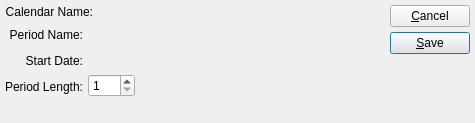
WooodHead/xtuple, file xtuple/trunk/guiclient/absoluteCalendarItem.ui: the form before one commit.
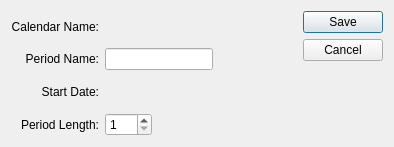
The form after the commit. Custom widgets are drawn as their Qt base class.

Commit message: Implement button box to conform with local style guidelines.

```diff
--- a/xtuple/trunk/guiclient/absoluteCalendarItem.ui
+++ b/xtuple/trunk/guiclient/absoluteCalendarItem.ui
@@ -9,300 +9,161 @@
 to be bound by its terms.</comment>
  <exportmacro></exportmacro>
  <class>absoluteCalendarItem</class>
- <widget class="QDialog" name="absoluteCalendarItem" >
-  <property name="geometry" >
+ <widget class="QDialog" name="absoluteCalendarItem">
+  <property name="geometry">
    <rect>
     <x>0</x>
     <y>0</y>
-    <width>475</width>
-    <height>123</height>
+    <width>394</width>
+    <height>147</height>
    </rect>
   </property>
   <property name="windowTitle" >
    <string>Absolute Calendar Item</string>
   </property>
-  <layout class="QHBoxLayout" >
-   <property name="margin" >
-    <number>5</number>
-   </property>
-   <property name="spacing" >
-    <number>7</number>
-   </property>
-   <item>
-    <layout class="QVBoxLayout" >
-     <property name="margin" >
-      <number>0</number>
+  <layout class="QGridLayout" name="gridLayout">
+   <item row="0" column="0">
+    <widget class="QLabel" name="_calendarNameLit">
+     <property name="text">
+      <string>Calendar Name:</string>
      </property>
-     <property name="spacing" >
+     <property name="alignment">
+      <set>Qt::AlignRight|Qt::AlignTrailing|Qt::AlignVCenter</set>
+     </property>
+    </widget>
+   </item>
+   <item row="0" column="1">
+    <widget class="QLabel" name="_calendarName">
+     <property name="sizePolicy">
+      <sizepolicy hsizetype="Expanding" vsizetype="Preferred">
+       <horstretch>0</horstretch>
+       <verstretch>0</verstretch>
+      </sizepolicy>
+     </property>
+     <property name="text">
+      <string/>
+     </property>
+     <property name="alignment">
+      <set>Qt::AlignLeading|Qt::AlignLeft|Qt::AlignVCenter</set>
+     </property>
+    </widget>
+   </item>
+   <item row="0" column="2" rowspan="4">
+    <widget class="QDialogButtonBox" name="_buttonBox">
+     <property name="orientation">
+      <enum>Qt::Vertical</enum>
+     </property>
+     <property name="standardButtons">
+      <set>QDialogButtonBox::Cancel|QDialogButtonBox::Save</set>
+     </property>
+    </widget>
+   </item>
+   <item row="1" column="0">
+    <widget class="QLabel" name="_periodNameLit">
+     <property name="text">
+      <string>Period Name:</string>
+     </property>
+     <property name="alignment">
+      <set>Qt::AlignRight|Qt::AlignTrailing|Qt::AlignVCenter</set>
+     </property>
+    </widget>
+   </item>
+   <item row="1" column="1">
+    <layout class="QHBoxLayout">
+     <property name="spacing">
       <number>0</number>
      </property>
      <item>
-      <layout class="QVBoxLayout" >
-       <property name="margin" >
-        <number>0</number>
+      <widget class="XLineEdit" name="_name"/>
+     </item>
+     <item>
+      <spacer>
+       <property name="orientation">
+        <enum>Qt::Horizontal</enum>
        </property>
-       <property name="spacing" >
-        <number>5</number>
+       <property name="sizeType">
+        <enum>QSizePolicy::Expanding</enum>
        </property>
-       <item>
-        <layout class="QHBoxLayout" >
-         <property name="margin" >
-          <number>0</number>
-         </property>
-         <property name="spacing" >
-          <number>5</number>
-         </property>
-         <item>
-          <widget class="QLabel" name="_calendarNameLit" >
-           <property name="text" >
-            <string>Calendar Name:</string>
-           </property>
-           <property name="alignment" >
-            <set>Qt::AlignRight|Qt::AlignTrailing|Qt::AlignVCenter</set>
-           </property>
-          </widget>
-         </item>
-         <item>
-          <widget class="QLabel" name="_calendarName" >
-           <property name="sizePolicy" >
-            <sizepolicy>
-             <hsizetype>7</hsizetype>
-             <vsizetype>5</vsizetype>
-             <horstretch>0</horstretch>
-             <verstretch>0</verstretch>
-            </sizepolicy>
-           </property>
-           <property name="text" >
-            <string/>
-           </property>
-           <property name="alignment" >
-            <set>Qt::AlignLeading|Qt::AlignLeft|Qt::AlignVCenter</set>
-           </property>
-          </widget>
-         </item>
-        </layout>
-       </item>
-       <item>
-        <layout class="QHBoxLayout" >
-         <property name="margin" >
-          <number>0</number>
-         </property>
-         <property name="spacing" >
-          <number>5</number>
-         </property>
-         <item>
-          <layout class="QVBoxLayout" >
-           <property name="margin" >
-            <number>0</number>
-           </property>
-           <property name="spacing" >
-            <number>5</number>
-           </property>
-           <item>
-            <widget class="QLabel" name="_periodNameLit" >
-             <property name="text" >
-              <string>Period Name:</string>
-             </property>
-             <property name="alignment" >
-              <set>Qt::AlignRight|Qt::AlignTrailing|Qt::AlignVCenter</set>
-             </property>
-            </widget>
-           </item>
-           <item>
-            <widget class="QLabel" name="_startDateLit" >
-             <property name="text" >
-              <string>Start Date:</string>
-             </property>
-             <property name="alignment" >
-              <set>Qt::AlignRight|Qt::AlignTrailing|Qt::AlignVCenter</set>
-             </property>
-            </widget>
-           </item>
-           <item>
-            <widget class="QLabel" name="_periodLengthLit" >
-             <property name="text" >
-              <string>Period Length:</string>
-             </property>
-             <property name="alignment" >
-              <set>Qt::AlignRight|Qt::AlignTrailing|Qt::AlignVCenter</set>
-             </property>
-            </widget>
-           </item>
-          </layout>
-         </item>
-         <item>
-          <layout class="QVBoxLayout" >
-           <property name="margin" >
-            <number>0</number>
-           </property>
-           <property name="spacing" >
-            <number>5</number>
-           </property>
-           <item>
-            <layout class="QHBoxLayout" >
-             <property name="margin" >
-              <number>0</number>
-             </property>
-             <property name="spacing" >
-              <number>0</number>
-             </property>
-             <item>
-              <widget class="XLineEdit" name="_name" />
-             </item>
-             <item>
-              <spacer>
-               <property name="orientation" >
-                <enum>Qt::Horizontal</enum>
-               </property>
-               <property name="sizeType" >
-                <enum>QSizePolicy::Expanding</enum>
-               </property>
-               <property name="sizeHint" >
-                <size>
-                 <width>20</width>
-                 <height>20</height>
-                </size>
-               </property>
-              </spacer>
-             </item>
-            </layout>
-           </item>
-           <item>
-            <layout class="QHBoxLayout" >
-             <property name="margin" >
-              <number>0</number>
-             </property>
-             <property name="spacing" >
-              <number>0</number>
-             </property>
-             <item>
-              <widget class="DLineEdit" name="_startDate" />
-             </item>
-             <item>
-              <spacer>
-               <property name="orientation" >
-                <enum>Qt::Horizontal</enum>
-               </property>
-               <property name="sizeType" >
-                <enum>QSizePolicy::Expanding</enum>
-               </property>
-               <property name="sizeHint" >
-                <size>
-                 <width>20</width>
-                 <height>20</height>
-                </size>
-               </property>
-              </spacer>
-             </item>
-            </layout>
-           </item>
-           <item>
-            <layout class="QHBoxLayout" >
-             <property name="margin" >
-              <number>0</number>
-             </property>
-             <property name="spacing" >
-              <number>0</number>
-             </property>
-             <item>
-              <widget class="QSpinBox" name="_periodLength" >
-               <property name="maximum" >
-                <number>999</number>
-               </property>
-               <property name="minimum" >
-                <number>1</number>
-               </property>
-              </widget>
-             </item>
-             <item>
-              <spacer>
-               <property name="orientation" >
-                <enum>Qt::Horizontal</enum>
-               </property>
-               <property name="sizeType" >
-                <enum>QSizePolicy::Expanding</enum>
-               </property>
-               <property name="sizeHint" >
-                <size>
-                 <width>20</width>
-                 <height>20</height>
-                </size>
-               </property>
-              </spacer>
-             </item>
-            </layout>
-           </item>
-          </layout>
-         </item>
-        </layout>
-       </item>
-      </layout>
+       <property name="sizeHint" stdset="0">
+        <size>
+         <width>20</width>
+         <height>20</height>
+        </size>
+       </property>
+      </spacer>
      </item>
+    </layout>
+   </item>
+   <item row="2" column="0">
+    <widget class="QLabel" name="_startDateLit">
+     <property name="text">
+      <string>Start Date:</string>
+     </property>
+     <property name="alignment">
+      <set>Qt::AlignRight|Qt::AlignTrailing|Qt::AlignVCenter</set>
+     </property>
+    </widget>
+   </item>
+   <item row="2" column="1">
+    <layout class="QHBoxLayout">
+     <property name="spacing">
+      <number>0</number>
+     </property>
+     <item>
+      <widget class="DLineEdit" name="_startDate"/>
+     </item>
      <item>
       <spacer>
-       <property name="orientation" >
-        <enum>Qt::Vertical</enum>
+       <property name="orientation">
+        <enum>Qt::Horizontal</enum>
        </property>
-       <property name="sizeType" >
+       <property name="sizeType">
         <enum>QSizePolicy::Expanding</enum>
        </property>
-       <property name="sizeHint" >
+       <property name="sizeHint" stdset="0">
         <size>
          <width>20</width>
-         <height>16</height>
+         <height>20</height>
         </size>
        </property>
       </spacer>
      </item>
     </layout>
    </item>
-   <item>
-    <layout class="QVBoxLayout" >
-     <property name="margin" >
-      <number>0</number>
+   <item row="3" column="0">
+    <widget class="QLabel" name="_periodLengthLit">
+     <property name="text">
+      <string>Period Length:</string>
      </property>
-     <property name="spacing" >
+     <property name="alignment">
+      <set>Qt::AlignRight|Qt::AlignTrailing|Qt::AlignVCenter</set>
+     </property>
+    </widget>
+   </item>
+   <item row="3" column="1">
+    <layout class="QHBoxLayout">
+     <property name="spacing">
       <number>0</number>
      </property>
      <item>
-      <layout class="QVBoxLayout" >
-       <property name="margin" >
-        <number>0</number>
+      <widget class="QSpinBox" name="_periodLength">
+       <property name="minimum">
+        <number>1</number>
        </property>
-       <property name="spacing" >
-        <number>5</number>
+       <property name="maximum">
+        <number>999</number>
        </property>
-       <item>
-        <widget class="QPushButton" name="_close" >
-         <property name="text" >
-          <string>&amp;Cancel</string>
-         </property>
-        </widget>
-       </item>
-       <item>
-        <widget class="QPushButton" name="_save" >
-         <property name="text" >
-          <string>&amp;Save</string>
-         </property>
-         <property name="autoDefault" >
-          <bool>true</bool>
-         </property>
-         <property name="default" >
-          <bool>true</bool>
-         </property>
-        </widget>
-       </item>
-      </layout>
+      </widget>
      </item>
      <item>
       <spacer>
-       <property name="orientation" >
-        <enum>Qt::Vertical</enum>
+       <property name="orientation">
+        <enum>Qt::Horizontal</enum>
        </property>
-       <property name="sizeType" >
+       <property name="sizeType">
         <enum>QSizePolicy::Expanding</enum>
        </property>
-       <property name="sizeHint" >
+       <property name="sizeHint" stdset="0">
         <size>
          <width>20</width>
          <height>20</height>
@@ -314,22 +175,20 @@
    </item>
   </layout>
  </widget>
- <layoutdefault spacing="6" margin="11" />
+ <layoutdefault spacing="6" margin="11"/>
  <pixmapfunction>qPixmapFromMimeSource</pixmapfunction>
  <customwidgets>
+  <customwidget>
+   <class>DLineEdit</class>
+   <extends>QWidget</extends>
+   <header>datecluster.h</header>
+   <container>1</container>
+  </customwidget>
   <customwidget>
    <class>XLineEdit</class>
-   <extends>QWidget</extends>
+   <extends>QLineEdit</extends>
    <header>xlineedit.h</header>
    <container>1</container>
-   <pixmap></pixmap>
-  </customwidget>
-  <customwidget>
-   <class>DLineEdit</class>
-   <extends>QWidget</extends>
-   <header>dlineedit.h</header>
-   <container>1</container>
-   <pixmap></pixmap>
   </customwidget>
  </customwidgets>
  <tabstops>
```
Left out of the diff: 29 changed lines with no effect on the pictures. The commit also changes 9 other files.
